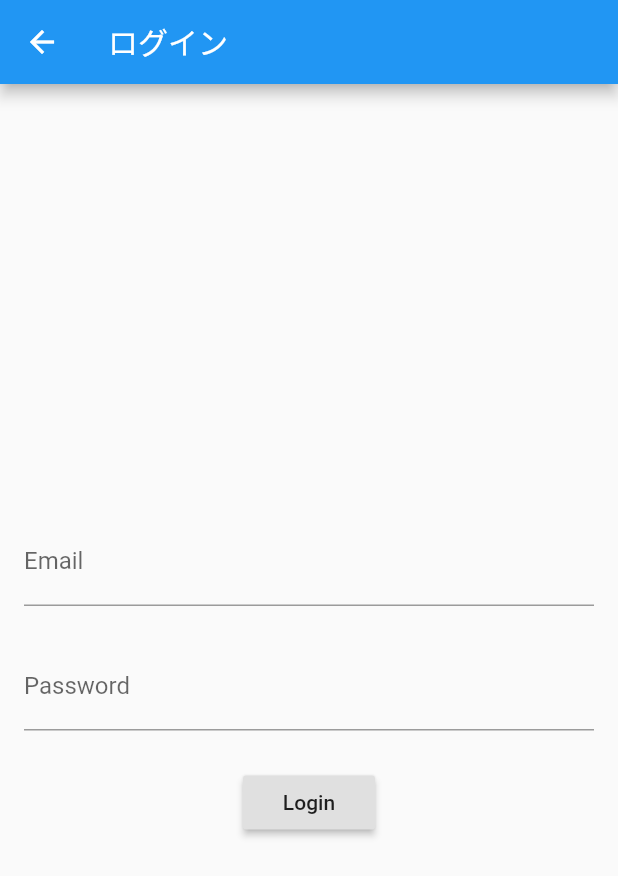
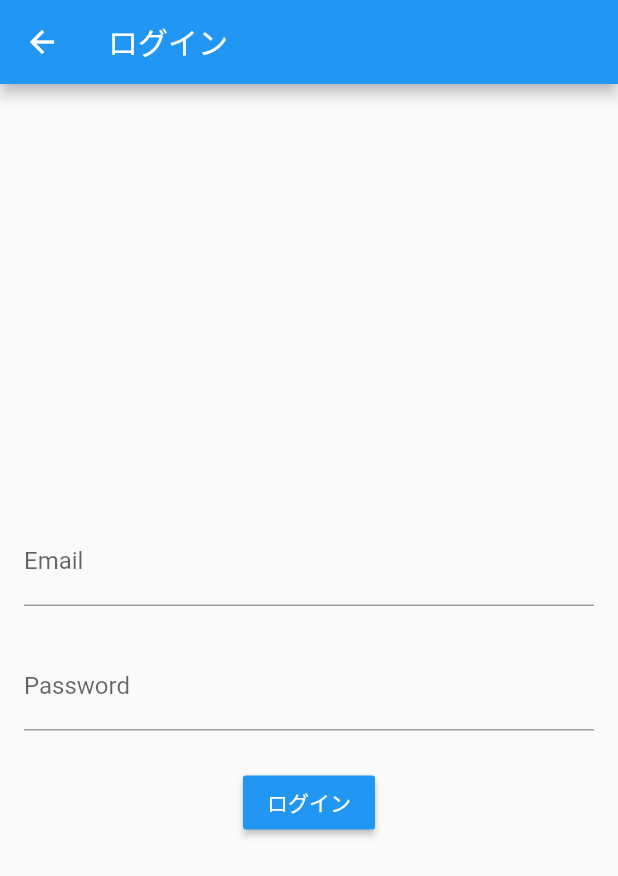
Before and after one commit to shotaro427/ImageShareApp, a Flutter app: the _SignInWithEmailWidget screen opened directly, on a phone screen of 412 x 824 dp. Shown: the top 876 px of the screen. Run offline on Flutter 3.47's test engine with Material 2 defaults, Android fonts, the phone set to English and light mode, and no system bars; our stand-ins replace awesome_dialog, cloud_firestore, device_info, firebase_auth, firebase_storage, flutter_native_image and 8 more; missing offline and left inert: apple_sign_in, firebase_admob, flutter_auth_buttons, flutter_state_notifier; accounts and stored records are empty; generated files the repository leaves out were written again.

Commit message:
ボタン変更

```diff
--- a/lib/widgets/sing_in/sign_in_with_input.dart
+++ b/lib/widgets/sing_in/sign_in_with_input.dart
@@ -63,7 +63,9 @@ class _SignInWithEmailWidget extends StatelessWidget {
                     const SizedBox(height: 24.0),
                     Center(
                       child: RaisedButton(
-                        child: const Text('Login'),
+                         color: Theme.of(context).primaryColor,
+                         textColor: Colors.white,
+                        child: const Text('ログイン'),
                         onPressed: () async => await _handleSignIn(context),
                       ),
                     ),
--- a/lib/widgets/sing_in/sign_up_with_input.dart
+++ b/lib/widgets/sing_in/sign_up_with_input.dart
@@ -60,6 +60,8 @@ class _SignUpWithEmailWidget extends StatelessWidget {
                     const SizedBox(height: 24.0),
                     Center(
                       child: RaisedButton(
+                        color: Theme.of(context).primaryColor,
+                        textColor: Colors.white,
                         child: const Text('登録'),
                         onPressed: () async => await _handleSignUp(context),
                       ),
```
